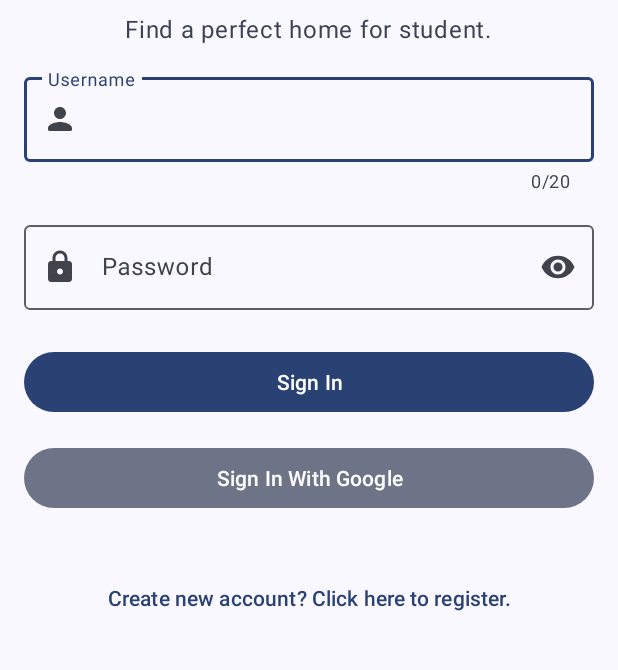
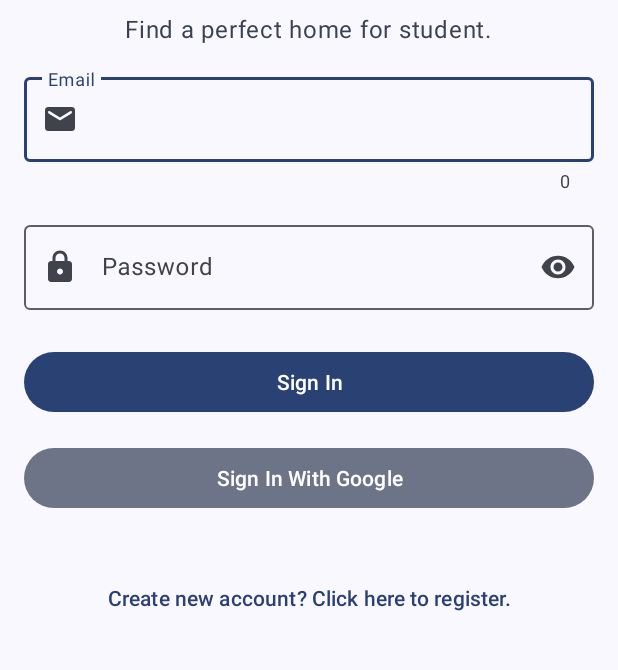
Before and after one commit to MichaelHo02/Dormie, an Android app: the screen it shows after launch once a user with an empty profile is signed in (SignInActivity), on a phone screen of 412 x 824 dp, the part 385-1055 px from its top. Run offline under Robolectric (Android 15) with nearby library versions, the phone set to English and light mode, and no system bars; our stand-ins replace Firebase (no records; nobody signed in at launch, a user with empty details on screens opened directly).

Commit message:
refactor: update the naming convention for sign in page

```diff
--- a/app/src/main/java/com/michael/dormie/activity/SignInActivity.java
+++ b/app/src/main/java/com/michael/dormie/activity/SignInActivity.java
@@ -19,7 +19,6 @@ import com.google.firebase.auth.AuthCredential;
 import com.google.firebase.auth.FirebaseAuth;
 import com.google.firebase.auth.FirebaseUser;
 import com.google.firebase.auth.GoogleAuthProvider;
-import com.google.firebase.firestore.DocumentSnapshot;
 import com.google.firebase.firestore.FirebaseFirestore;
 import com.google.firebase.firestore.QuerySnapshot;
 import com.michael.dormie.R;
@@ -33,7 +32,7 @@ public class SignInActivity extends AppCompatActivity {
     private GoogleSignInClient gsc;
     private FirebaseFirestore mDB;
 
-    TextInputLayout username, password;
+    TextInputLayout email, password;
     MaterialButton signInButton, signInButtonGoogle, signUpButton;
 
     @Override
@@ -54,11 +53,11 @@ public class SignInActivity extends AppCompatActivity {
     }
 
     private void initVariables() {
-        username = findViewById(R.id.username);
+        email = findViewById(R.id.email);
         password = findViewById(R.id.password);
-        signInButton = findViewById(R.id.signInButton);
-        signInButtonGoogle = findViewById(R.id.signInButtonGoogle);
-        signUpButton = findViewById(R.id.signUpButton);
+        signInButton = findViewById(R.id.sign_in_btn);
+        signInButtonGoogle = findViewById(R.id.sign_in_btn_google);
+        signUpButton = findViewById(R.id.sign_up_btn);
 
         signInButton.setOnClickListener(this::signIn);
         signInButtonGoogle.setOnClickListener(this::signInWithGoogle);
--- /dev/null
+++ b/app/src/main/res/drawable/ic_round_email_24.xml
@@ -0,0 +1,5 @@
+<vector android:height="24dp" android:tint="#000000"
+    android:viewportHeight="24" android:viewportWidth="24"
+    android:width="24dp" xmlns:android="http://schemas.android.com/apk/res/android">
+    <path android:fillColor="@android:color/white" android:pathData="M20,4L4,4c-1.1,0 -1.99,0.9 -1.99,2L2,18c0,1.1 0.9,2 2,2h16c1.1,0 2,-0.9 2,-2L22,6c0,-1.1 -0.9,-2 -2,-2zM19.6,8.25l-7.07,4.42c-0.32,0.2 -0.74,0.2 -1.06,0L4.4,8.25c-0.25,-0.16 -0.4,-0.43 -0.4,-0.72 0,-0.67 0.73,-1.07 1.3,-0.72L12,11l6.7,-4.19c0.57,-0.35 1.3,0.05 1.3,0.72 0,0.29 -0.15,0.56 -0.4,0.72z"/>
+</vector>
--- a/app/src/main/res/layout/activity_sign_in.xml
+++ b/app/src/main/res/layout/activity_sign_in.xml
@@ -30,7 +30,6 @@
             android:paddingHorizontal="16dp">
 
             <ImageView
-                android:id="@+id/imageView2"
                 android:layout_width="128dp"
                 android:layout_height="128dp"
                 android:layout_gravity="center"
@@ -38,7 +37,6 @@
                 app:tint="?attr/colorPrimary" />
 
             <com.google.android.material.textview.MaterialTextView
-                android:id="@+id/textView2"
                 style="@style/TextAppearance.Material3.DisplaySmall"
                 android:layout_width="wrap_content"
                 android:layout_height="wrap_content"
@@ -53,20 +51,19 @@
                 android:layout_height="wrap_content"
                 android:layout_gravity="center"
                 android:padding="8dp"
-                android:text="Find a perfect home for student."
+                android:text="@string/find_a_perfect_home_for_student"
                 android:textColor="?attr/colorSecondary"/>
 
             <com.google.android.material.textfield.TextInputLayout
-                android:id="@+id/username"
+                android:id="@+id/email"
                 android:layout_width="match_parent"
                 android:layout_height="wrap_content"
-                android:hint="@string/username"
+                android:hint="@string/email"
                 android:layout_marginVertical="8dp"
                 app:counterEnabled="true"
-                app:counterMaxLength="20"
                 app:endIconMode="clear_text"
                 app:errorEnabled="true"
-                app:startIconDrawable="@drawable/ic_round_person_24">
+                app:startIconDrawable="@drawable/ic_round_email_24">
 
                 <com.google.android.material.textfield.TextInputEditText
                     android:layout_width="match_parent"
@@ -91,14 +88,14 @@
             </com.google.android.material.textfield.TextInputLayout>
 
             <com.google.android.material.button.MaterialButton
-                android:id="@+id/signInButton"
+                android:id="@+id/sign_in_btn"
                 android:layout_width="match_parent"
                 android:layout_height="wrap_content"
                 android:layout_marginTop="16dp"
                 android:text="@string/sign_in" />
 
             <com.google.android.material.button.MaterialButton
-                android:id="@+id/signInButtonGoogle"
+                android:id="@+id/sign_in_btn_google"
                 style="@style/Widget.Material3.Button.TonalButton"
                 android:layout_width="match_parent"
                 android:layout_height="wrap_content"
@@ -106,7 +103,7 @@
                 android:text="@string/sign_in_with_google" />
 
             <com.google.android.material.button.MaterialButton
-                android:id="@+id/signUpButton"
+                android:id="@+id/sign_up_btn"
                 style="@style/Widget.Material3.Button.TextButton"
                 android:layout_width="match_parent"
                 android:layout_height="wrap_content"
--- a/app/src/main/res/values/strings.xml
+++ b/app/src/main/res/values/strings.xml
@@ -15,4 +15,6 @@
     <string name="setting">Setting</string>
     <string name="welcome_to_dormie">Welcome to Dormie</string>
     <string name="sign_in_with_google">Sign In With Google</string>
+    <string name="find_a_perfect_home_for_student">Find a perfect home for student.</string>
+    <string name="email">Email</string>
 </resources>
```
